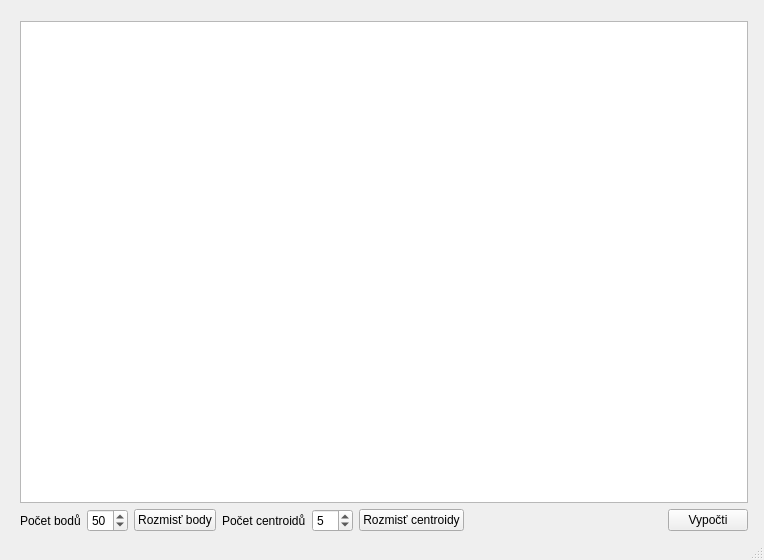
martinnovaak/K-means, file source/mainwindow.ui: the form before one commit.
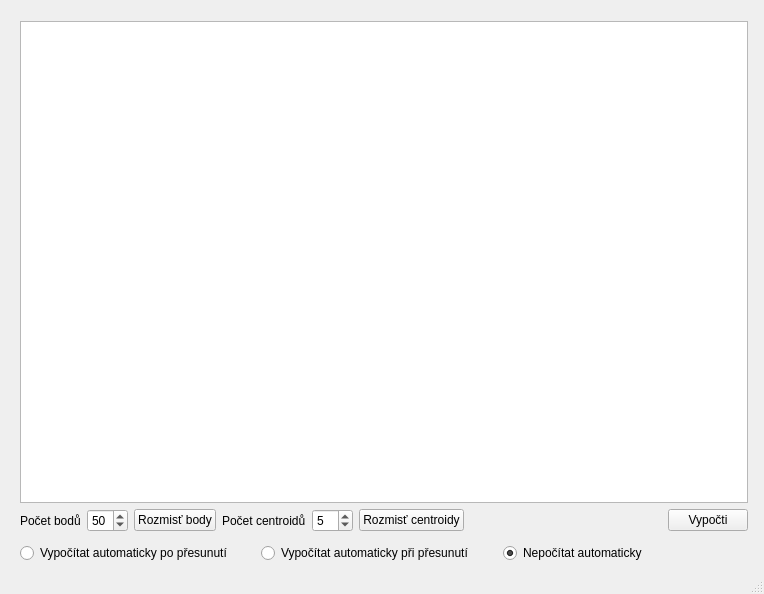
The form after the commit.

Commit message:
Přidání možnosti aktualizace scény při přesunu bodů
Přidány možnosti aktualizace scény při přesouvání bodů a pouštění bodů. Přidány 3 radiobuttony pro 3 režimy aktualizací.

The edit to the form file:
```diff
--- a/source/mainwindow.ui
+++ b/source/mainwindow.ui
@@ -10,7 +10,7 @@
     <x>0</x>
     <y>0</y>
     <width>764</width>
-    <height>560</height>
+    <height>594</height>
    </rect>
   </property>
   <property name="sizePolicy">
@@ -118,6 +118,42 @@
      </item>
     </layout>
    </widget>
+   <widget class="QWidget" name="layoutWidget">
+    <property name="geometry">
+     <rect>
+      <x>20</x>
+      <y>540</y>
+      <width>718</width>
+      <height>26</height>
+     </rect>
+    </property>
+    <layout class="QHBoxLayout" name="horizontalLayout_4">
+     <item>
+      <widget class="QRadioButton" name="radioButton">
+       <property name="text">
+        <string>Vypočítat automaticky po přesunutí</string>
+       </property>
+      </widget>
+     </item>
+     <item>
+      <widget class="QRadioButton" name="radioButton_2">
+       <property name="text">
+        <string>Vypočítat automaticky při přesunutí</string>
+       </property>
+      </widget>
+     </item>
+     <item>
+      <widget class="QRadioButton" name="radioButton_3">
+       <property name="text">
+        <string>Nepočítat automaticky</string>
+       </property>
+       <property name="checked">
+        <bool>true</bool>
+       </property>
+      </widget>
+     </item>
+    </layout>
+   </widget>
   </widget>
   <widget class="QStatusBar" name="statusbar"/>
  </widget>
```
The commit also changes 2 other files.
